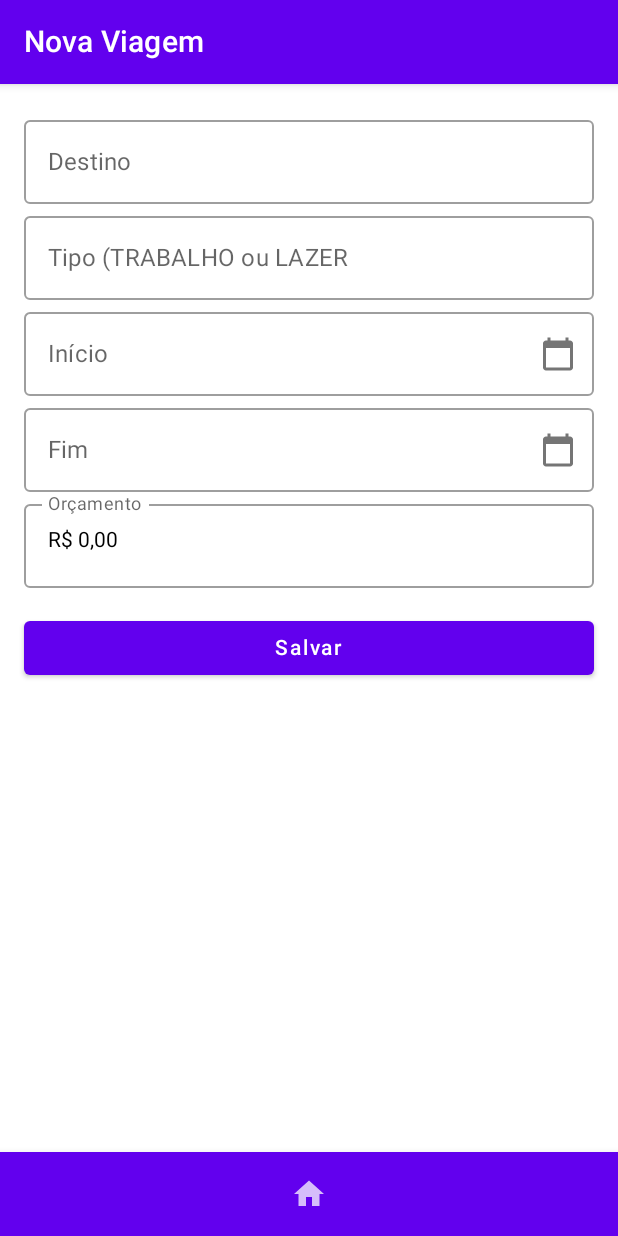
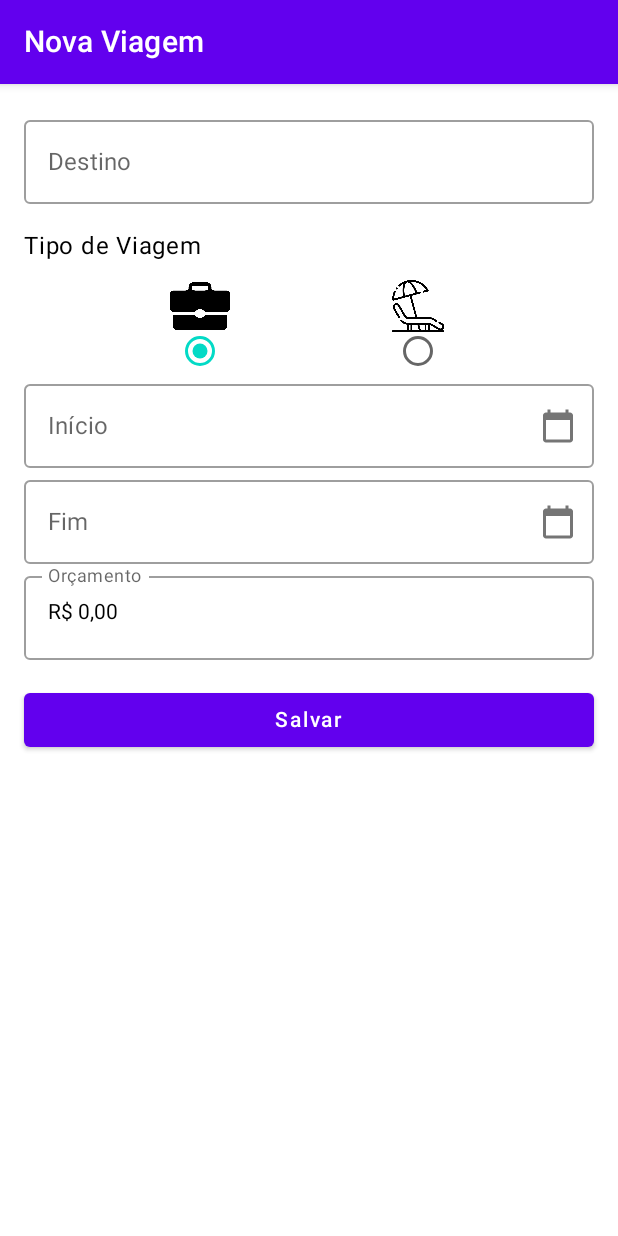
Before and after one commit to pedrojanke/Gerenciamento-de-Viagem, an Android app built with Jetpack Compose: the NewTravelScreen screen opened through its navigation route, on a phone screen of 412 x 824 dp. Run offline under Robolectric (Android 15) with nearby library versions, the phone set to English and light mode, and no system bars; our stand-ins replace Room's generated code.

Commit message:
Implantado icone em tipo de viagem com radiobutton e feito a inserção no banco das travels criadas

```diff
--- a/app/src/main/java/com/example/gerenciamentodeviagem/MainActivity.kt
+++ b/app/src/main/java/com/example/gerenciamentodeviagem/MainActivity.kt
@@ -6,11 +6,13 @@ import androidx.activity.compose.setContent
 import androidx.lifecycle.ViewModelProvider
 import androidx.navigation.compose.rememberNavController
 import com.example.gerenciamentodeviagem.data.local.AppDatabase
+import com.example.gerenciamentodeviagem.data.repository.TravelRepository
 import com.example.gerenciamentodeviagem.data.repository.UserRepository
 import com.example.gerenciamentodeviagem.ui.navigation.AppNavigation
 import com.example.gerenciamentodeviagem.ui.theme.TravelManagerTheme
+import com.example.gerenciamentodeviagem.viewmodel.TravelViewModel
+import com.example.gerenciamentodeviagem.viewmodel.TravelViewModelFactory
 import com.example.gerenciamentodeviagem.viewmodel.UserViewModel
-import com.example.gerenciamentodeviagem.viewmodel.TravelViewModel
 import com.example.gerenciamentodeviagem.viewmodel.ViewModelFactory
 
 class MainActivity : ComponentActivity() {
@@ -20,7 +22,8 @@ class MainActivity : ComponentActivity() {
         val db = AppDatabase.getDatabase(this)
         val userRepository = UserRepository(db.userDao())
         val userViewModel = ViewModelProvider(this, ViewModelFactory(userRepository)).get(UserViewModel::class.java)
-        val travelViewModel = ViewModelProvider(this).get(TravelViewModel::class.java)
+        val travelRepository = TravelRepository(db.travelDao())
+        val travelViewModel = ViewModelProvider(this, TravelViewModelFactory(travelRepository)).get(TravelViewModel::class.java)
 
         setContent {
             TravelManagerTheme {
--- a/app/src/main/java/com/example/gerenciamentodeviagem/data/local/AppDatabase.kt
+++ b/app/src/main/java/com/example/gerenciamentodeviagem/data/local/AppDatabase.kt
@@ -4,10 +4,14 @@ import android.content.Context
 import androidx.room.Database
 import androidx.room.Room
 import androidx.room.RoomDatabase
+import androidx.room.TypeConverters
+import com.example.gerenciamentodeviagem.data.models.Travel
 import com.example.gerenciamentodeviagem.data.models.User
 
-@Database(entities = [User::class], version = 1, exportSchema = false)
+@Database(entities = [Travel::class, User::class], version = 1, exportSchema = false)
+@TypeConverters(Converters::class)
 abstract class AppDatabase : RoomDatabase() {
+    abstract fun travelDao(): TravelDao
     abstract fun userDao(): UserDao
 
     companion object {
@@ -19,7 +23,7 @@ abstract class AppDatabase : RoomDatabase() {
                 val instance = Room.databaseBuilder(
                     context.applicationContext,
                     AppDatabase::class.java,
-                    "travel_databasee"
+                    "travel_databaseV2"
                 ).build()
                 INSTANCE = instance
                 instance
--- /dev/null
+++ b/app/src/main/java/com/example/gerenciamentodeviagem/data/local/TravelDao.kt
@@ -0,0 +1,27 @@
+package com.example.gerenciamentodeviagem.data.local
+
+import androidx.room.Dao
+import androidx.room.Delete
+import androidx.room.Insert
+import androidx.room.Query
+import androidx.room.Update
+import com.example.gerenciamentodeviagem.data.models.Travel
+
+@Dao
+interface TravelDao {
+
+    @Query("SELECT * FROM travels ORDER BY startDate")
+    fun getAllTravels(): List<Travel>
+
+    @Query("SELECT * FROM travels WHERE id = :travelId LIMIT 1")
+    fun getTravelById(travelId: Int): Travel?
+
+    @Insert
+    suspend fun addTravel(travel: Travel)
+
+    @Update
+    suspend fun updateTravel(travel: Travel)
+
+    @Delete
+    suspend fun deleteTravel(travel: Travel)
+}
--- a/app/src/main/java/com/example/gerenciamentodeviagem/data/repository/TravelRepository.kt
+++ b/app/src/main/java/com/example/gerenciamentodeviagem/data/repository/TravelRepository.kt
@@ -1,23 +1,21 @@
 package com.example.gerenciamentodeviagem.data.repository
 
+import com.example.gerenciamentodeviagem.data.local.TravelDao
 import com.example.gerenciamentodeviagem.data.models.Travel
 
-class TravelRepository {
-    private val travelList = mutableListOf<Travel>()
-    fun getAllTravels(): List<Travel> = travelList.sortedBy { it.startDate }
+class TravelRepository(private val appDatabase: TravelDao) {
 
-    fun addTravel(travel: Travel) {
-        travelList.add(travel)
+    suspend fun getAllTravels(): List<Travel> = appDatabase.getAllTravels()
+
+    suspend fun addTravel(travel: Travel) {
+        appDatabase.addTravel(travel)
     }
 
-    fun removeTravel(travel: Travel) {
-        travelList.remove(travel)
+    suspend fun removeTravel(travel: Travel) {
+        appDatabase.deleteTravel(travel)
     }
 
-    fun updateTravel(updatedTravel: Travel) {
-        val index = travelList.indexOfFirst { it.id == updatedTravel.id }
-        if (index != -1) {
-            travelList[index] = updatedTravel
-        }
+    suspend fun updateTravel(updatedTravel: Travel) {
+        appDatabase.updateTravel(updatedTravel)
     }
 }
--- a/app/src/main/java/com/example/gerenciamentodeviagem/ui/screens/NewTravelScreen.kt
+++ b/app/src/main/java/com/example/gerenciamentodeviagem/ui/screens/NewTravelScreen.kt
@@ -1,16 +1,39 @@
 package com.example.gerenciamentodeviagem.ui.screens
 
 import android.app.DatePickerDialog
+import android.content.Context
+import android.graphics.BitmapFactory
+import androidx.compose.foundation.Image
 import androidx.compose.foundation.clickable
-import androidx.compose.foundation.layout.*
+import androidx.compose.foundation.layout.Arrangement
+import androidx.compose.foundation.layout.Column
+import androidx.compose.foundation.layout.Row
+import androidx.compose.foundation.layout.Spacer
+import androidx.compose.foundation.layout.fillMaxSize
+import androidx.compose.foundation.layout.fillMaxWidth
+import androidx.compose.foundation.layout.height
+import androidx.compose.foundation.layout.padding
+import androidx.compose.foundation.layout.size
 import androidx.compose.foundation.text.KeyboardActions
 import androidx.compose.foundation.text.KeyboardOptions
-import androidx.compose.material.*
+import androidx.compose.material.Button
+import androidx.compose.material.Icon
+import androidx.compose.material.MaterialTheme
+import androidx.compose.material.OutlinedTextField
+import androidx.compose.material.RadioButton
+import androidx.compose.material.Scaffold
+import androidx.compose.material.Text
+import androidx.compose.material.TopAppBar
 import androidx.compose.material.icons.Icons
 import androidx.compose.material.icons.filled.CalendarToday
-import androidx.compose.material.icons.filled.Home
-import androidx.compose.runtime.*
+import androidx.compose.runtime.Composable
+import androidx.compose.runtime.getValue
+import androidx.compose.runtime.mutableStateOf
+import androidx.compose.runtime.remember
+import androidx.compose.runtime.setValue
+import androidx.compose.ui.Alignment
 import androidx.compose.ui.Modifier
+import androidx.compose.ui.graphics.asImageBitmap
 import androidx.compose.ui.platform.LocalContext
 import androidx.compose.ui.text.input.ImeAction
 import androidx.compose.ui.text.input.KeyboardType
@@ -21,12 +44,13 @@ import com.example.gerenciamentodeviagem.data.models.TravelType
 import com.example.gerenciamentodeviagem.viewmodel.TravelViewModel
 import java.text.NumberFormat
 import java.text.SimpleDateFormat
-import java.util.*
+import java.util.Calendar
+import java.util.Locale
 
 @Composable
 fun NewTravelScreen(navController: NavController, viewModel: TravelViewModel) {
     var destination by remember { mutableStateOf("") }
-    var travelType by remember { mutableStateOf("") }
+    var travelType by remember { mutableStateOf("TRABALHO") }
     var startDate by remember { mutableStateOf("") }
     var endDate by remember { mutableStateOf("") }
     var budget by remember { mutableStateOf("") }
@@ -51,11 +75,6 @@ fun NewTravelScreen(navController: NavController, viewModel: TravelViewModel) {
 
     Scaffold(
         topBar = { TopAppBar(title = { Text("Nova Viagem") }) },
-        bottomBar = {
-            BottomNavigation {
-                BottomNavigationItem(selected = false, onClick = { navController.navigate("home") }, icon = { Icon(Icons.Default.Home, contentDescription = "Home") })
-            }
-        }
     ) { padding ->
         Column(modifier = Modifier
             .padding(padding)
@@ -69,13 +88,28 @@ fun NewTravelScreen(navController: NavController, viewModel: TravelViewModel) {
                 modifier = Modifier.fillMaxWidth()
             )
 
+            Spacer(modifier = Modifier.height(16.dp))
+
             // Tipo de viagem
-            OutlinedTextField(
-                value = travelType,
-                onValueChange = { travelType = it },
-                label = { Text("Tipo (TRABALHO ou LAZER") },
-                modifier = Modifier.fillMaxWidth()
-            )
+            Text("Tipo de Viagem", style = MaterialTheme.typography.body1)
+            Row(
+                modifier = Modifier.fillMaxWidth(),
+                horizontalArrangement = Arrangement.SpaceEvenly
+            ) {
+                TravelTypeOption(
+                    imageFileName = "trabalho.png",
+                    selected = travelType == "TRABALHO",
+                    onSelect = { travelType = "TRABALHO" }
+                )
+
+                TravelTypeOption(
+                    imageFileName = "lazer.png",
+                    selected = travelType == "LAZER",
+                    onSelect = { travelType = "LAZER" }
+                )
+            }
+
+            Spacer(modifier = Modifier.height(16.dp))
 
             // Data início
             OutlinedTextField(
@@ -131,7 +165,7 @@ fun NewTravelScreen(navController: NavController, viewModel: TravelViewModel) {
                         val newTravel = Travel(
                             id = 0,
                             destination = destination,
-                            type = if (travelType.uppercase() == "TRABALHO") TravelType.BUSINESS else TravelType.LEISURE,
+                            type = if (travelType == "TRABALHO") TravelType.BUSINESS else TravelType.LEISURE,
                             startDate = start,
                             endDate = end,
                             budget = budget.replace("[^\\d,]".toRegex(), "").replace(",", ".").toDouble()
@@ -148,6 +182,42 @@ fun NewTravelScreen(navController: NavController, viewModel: TravelViewModel) {
     }
 }
 
+
+// Componente para seleção do tipo de viagem
+@Composable
+fun TravelTypeOption(imageFileName: String, selected: Boolean, onSelect: () -> Unit) {
+    val context = LocalContext.current
+    val imageBitmap = remember(imageFileName) { loadBitmapFromAssets(context, "images/$imageFileName") }
+
+    Column(
+        modifier = Modifier
+            .clickable { onSelect() }
+            .padding(8.dp)
+            .size(40.dp)
+    ) {
+        imageBitmap?.let {
+            Image(bitmap = it.asImageBitmap(), contentDescription = null, modifier = Modifier.fillMaxSize())
+        }
+
+        Spacer(modifier = Modifier.height(8.dp))
+
+        RadioButton(
+            selected = selected,
+            onClick = onSelect,
+            modifier = Modifier
+                .align(Alignment.CenterHorizontally)
+                .padding(top = 8.dp)
+        )
+    }
+}
+
+// Função para carregar imagens da pasta assets
+fun loadBitmapFromAssets(context: Context, filePath: String) =
+    runCatching {
+        context.assets.open(filePath).use { BitmapFactory.decodeStream(it) }
+    }.getOrNull()
+
+// Campo de texto para orçamento
 @Composable
 fun CurrencyTextField(label: String, value: String, onValueChange: (String) -> Unit) {
     var rawValue by remember { mutableStateOf(0L) }
--- a/app/src/main/java/com/example/gerenciamentodeviagem/viewmodel/TravelViewModel.kt
+++ b/app/src/main/java/com/example/gerenciamentodeviagem/viewmodel/TravelViewModel.kt
@@ -1,26 +1,81 @@
 package com.example.gerenciamentodeviagem.viewmodel
 
+import androidx.compose.runtime.mutableStateListOf
+import androidx.compose.runtime.mutableStateOf
 import androidx.lifecycle.ViewModel
-import androidx.compose.runtime.mutableStateListOf
+import androidx.lifecycle.viewModelScope
 import com.example.gerenciamentodeviagem.data.models.Travel
 import com.example.gerenciamentodeviagem.data.repository.TravelRepository
+import kotlinx.coroutines.launch
 
-class TravelViewModel : ViewModel() {
-    private val repository = TravelRepository()
+class TravelViewModel(private val travelRepository: TravelRepository) : ViewModel() {
+
     var travels = mutableStateListOf<Travel>()
         private set
 
+    var isLoading = mutableStateOf(false)
+    var errorMessage = mutableStateOf<String?>(null)
+
     init {
-        travels.addAll(repository.getAllTravels())
+        loadTravels()
+    }
+
+    private fun loadTravels() {
+        viewModelScope.launch {
+            try {
+                isLoading.value = true
+                travels.clear()
+                travels.addAll(travelRepository.getAllTravels())
+            } catch (e: Exception) {
+                errorMessage.value = "Failed to load travels: ${e.localizedMessage}"
+            } finally {
+                isLoading.value = false
+            }
+        }
     }
 
     fun addTravel(travel: Travel) {
-        repository.addTravel(travel)
-        travels.add(travel)
+        viewModelScope.launch {
+            try {
+                isLoading.value = true
+                travelRepository.addTravel(travel)
+                travels.add(travel)
+            } catch (e: Exception) {
+                errorMessage.value = "Failed to add travel: ${e.localizedMessage}"
+            } finally {
+                isLoading.value = false
+            }
+        }
     }
 
     fun removeTravel(travel: Travel) {
-        repository.removeTravel(travel)
-        travels.remove(travel)
+        viewModelScope.launch {
+            try {
+                isLoading.value = true
+                travelRepository.removeTravel(travel)
+                travels.remove(travel)
+            } catch (e: Exception) {
+                errorMessage.value = "Failed to remove travel: ${e.localizedMessage}"
+            } finally {
+                isLoading.value = false
+            }
+        }
+    }
+
+    fun updateTravel(updatedTravel: Travel) {
+        viewModelScope.launch {
+            try {
+                isLoading.value = true
+                travelRepository.updateTravel(updatedTravel)
+                val index = travels.indexOfFirst { it.id == updatedTravel.id }
+                if (index != -1) {
+                    travels[index] = updatedTravel
+                }
+            } catch (e: Exception) {
+                errorMessage.value = "Failed to update travel: ${e.localizedMessage}"
+            } finally {
+                isLoading.value = false
+            }
+        }
     }
 }
--- /dev/null
+++ b/app/src/main/java/com/example/gerenciamentodeviagem/viewmodel/TravelViewModelFactory.kt
@@ -0,0 +1,16 @@
+package com.example.gerenciamentodeviagem.viewmodel
+
+import androidx.lifecycle.ViewModel
+import androidx.lifecycle.ViewModelProvider
+import com.example.gerenciamentodeviagem.data.repository.TravelRepository
+
+class TravelViewModelFactory(private val repository: TravelRepository) : ViewModelProvider.Factory {
+
+    @Suppress("UNCHECKED_CAST")
+    override fun <T : ViewModel> create(modelClass: Class<T>): T {
+        if (modelClass.isAssignableFrom(TravelViewModel::class.java)) {
+            return TravelViewModel(repository) as T
+        }
+        throw IllegalArgumentException("Unknown ViewModel class")
+    }
+}
--- a/app/src/main/java/com/example/gerenciamentodeviagem/viewmodel/ViewModelFactory.kt
+++ b/app/src/main/java/com/example/gerenciamentodeviagem/viewmodel/ViewModelFactory.kt
@@ -16,8 +16,11 @@ class ViewModelFactory(
                 @Suppress("UNCHECKED_CAST")
                 UserViewModel(userRepository) as T
             }
+            modelClass.isAssignableFrom(TravelViewModel::class.java) && travelRepository != null -> {
+                @Suppress("UNCHECKED_CAST")
+                TravelViewModel(travelRepository) as T
+            }
             else -> throw IllegalArgumentException("Unknown ViewModel class")
         }
     }
-
 }
```
Also changed, not shown: app/src/main/java/com/example/gerenciamentodeviagem/data/local/Converters.kt (added, +17 -0 lines), app/src/main/assets/images/lazer.png (added), app/src/main/assets/images/trabalho.png (added).
